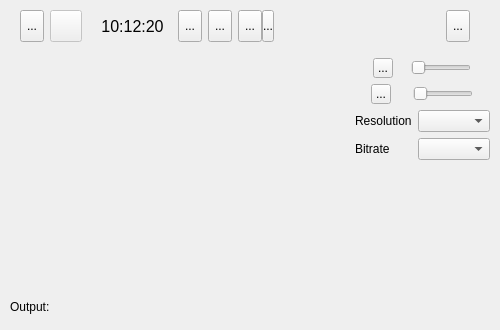
Qt form src/mainwindow.ui (fengzhu2007/AnyCapture) before a commit.
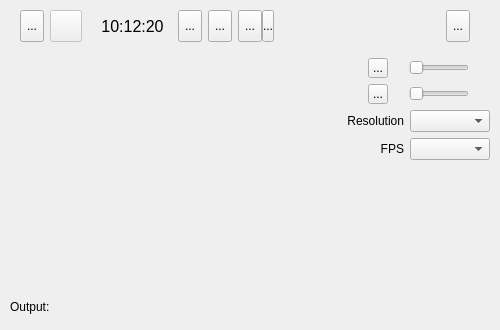
The same form after that commit. Icons and pictures are not drawn. Custom widgets are drawn as their Qt base class.

```diff
--- a/src/mainwindow.ui
+++ b/src/mainwindow.ui
@@ -400,8 +400,10 @@
              </property>
              <property name="icon">
               <iconset resource="res.qrc">
-               <normaloff>:/res/icons/Sound_16x.svg</normaloff>
-               <disabledoff>:/res/icons/SoundDisabled_16x.svg</disabledoff>:/res/icons/Sound_16x.svg</iconset>
+               <normaloff>:/res/icons/Sound_16x.svg</normaloff>:/res/icons/Sound_16x.svg</iconset>
+             </property>
+             <property name="checkable">
+              <bool>true</bool>
              </property>
             </widget>
            </item>
@@ -422,6 +424,9 @@
          </item>
          <item>
           <layout class="QHBoxLayout" name="horizontalLayout_4">
+           <property name="spacing">
+            <number>0</number>
+           </property>
            <item>
             <widget class="QToolButton" name="mircophone">
              <property name="minimumSize">
@@ -441,8 +446,10 @@
              </property>
              <property name="icon">
               <iconset resource="res.qrc">
-               <normaloff>:/res/icons/Microphone_16x.svg</normaloff>
-               <disabledoff>:/res/icons/MicrophoneDisabled_16x.svg</disabledoff>:/res/icons/Microphone_16x.svg</iconset>
+               <normaloff>:/res/icons/Microphone_16x.svg</normaloff>:/res/icons/Microphone_16x.svg</iconset>
+             </property>
+             <property name="checkable">
+              <bool>true</bool>
              </property>
             </widget>
            </item>
@@ -468,10 +475,26 @@
              <property name="text">
               <string>Resolution</string>
              </property>
+             <property name="alignment">
+              <set>Qt::AlignRight|Qt::AlignTrailing|Qt::AlignVCenter</set>
+             </property>
             </widget>
            </item>
            <item>
-            <widget class="QComboBox" name="comboBox"/>
+            <widget class="QComboBox" name="resolution">
+             <property name="minimumSize">
+              <size>
+               <width>80</width>
+               <height>0</height>
+              </size>
+             </property>
+             <property name="maximumSize">
+              <size>
+               <width>80</width>
+               <height>16777215</height>
+              </size>
+             </property>
+            </widget>
            </item>
           </layout>
          </item>
@@ -483,12 +506,28 @@
            <item>
             <widget class="QLabel" name="label_6">
              <property name="text">
-              <string>Bitrate</string>
+              <string>FPS</string>
+             </property>
+             <property name="alignment">
+              <set>Qt::AlignRight|Qt::AlignTrailing|Qt::AlignVCenter</set>
              </property>
             </widget>
            </item>
            <item>
-            <widget class="QComboBox" name="comboBox_2"/>
+            <widget class="QComboBox" name="fps">
+             <property name="minimumSize">
+              <size>
+               <width>80</width>
+               <height>0</height>
+              </size>
+             </property>
+             <property name="maximumSize">
+              <size>
+               <width>80</width>
+               <height>16777215</height>
+              </size>
+             </property>
+            </widget>
            </item>
           </layout>
          </item>
```
Left out of the diff: 7 changed lines with no effect on the pictures.
